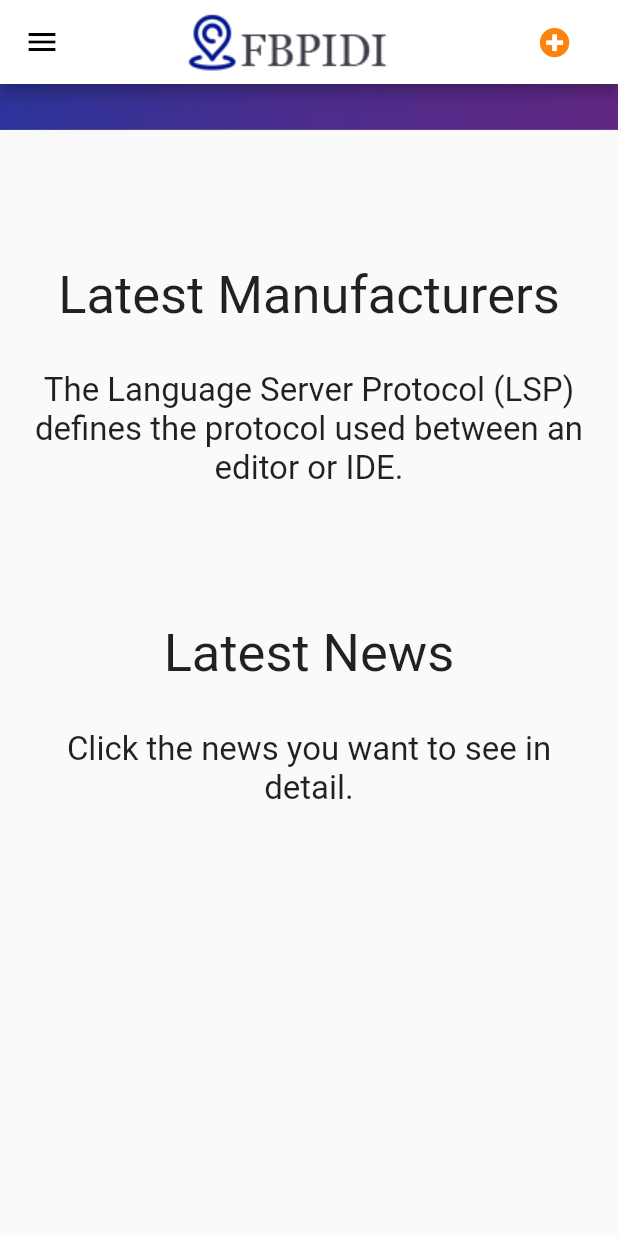
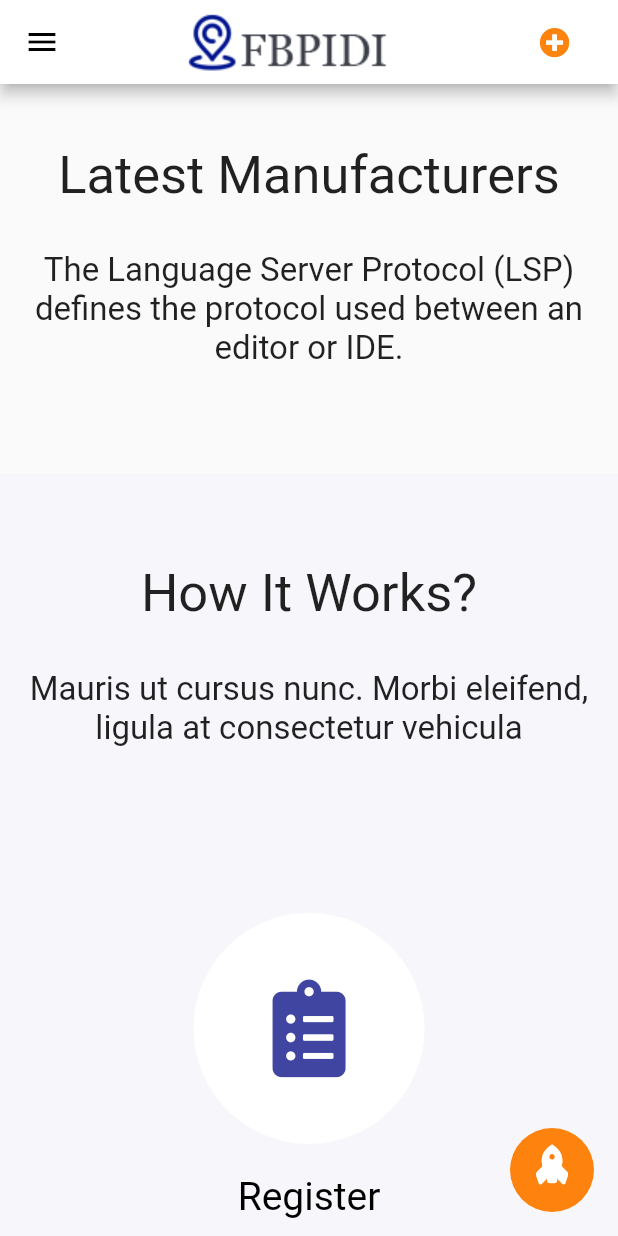
Before and after one commit to BekaHaile/fbpidi, a Flutter app: the screen it shows after launch, scrolled down 2304 dp, on a phone screen of 412 x 824 dp. Run offline on Flutter 3.47's test engine with Material 2 defaults, Android fonts, the phone set to English and light mode, and no system bars; our stand-ins replace font_awesome_flutter.

Commit message:
Done upto Subscribe button

```diff
--- a/lib/widgets/screens/home_page.dart
+++ b/lib/widgets/screens/home_page.dart
@@ -1,6 +1,7 @@
 import 'package:fbpidi/widgets/components/fbpidi_button.dart';
 import 'package:flutter/material.dart';
 import 'package:font_awesome_flutter/font_awesome_flutter.dart';
+import 'dart:math' as math;
 
 class HomePage extends StatefulWidget {
   @override
@@ -20,6 +21,10 @@ class _HomePageState extends State<HomePage> {
     'Gym',
     'Shop & Store',
   ];
+
+  final ScrollController _scrollController = ScrollController();
+
+  final dataKey = new GlobalKey();
 
   @override
   Widget build(BuildContext context) {
@@ -50,7 +55,8 @@ class _HomePageState extends State<HomePage> {
         ),
       ),
       body: SafeArea(
-        child: CustomScrollView(slivers: <Widget>[
+        child:
+            CustomScrollView(controller: _scrollController, slivers: <Widget>[
           SliverFixedExtentList(
             itemExtent: 50.0,
             delegate: SliverChildBuilderDelegate(
@@ -251,10 +257,10 @@ class _HomePageState extends State<HomePage> {
                           ],
                         ),
                       ),
-                      FbpidiButton(
-                        label: "Search Now",
-                        ratio: 0.8,
-                      ),
+                      // FbpidiButton(
+                      //   label: "Search Now",
+                      //   ratio: 0.8,
+                      // ),
                       Padding(
                         padding: const EdgeInsets.all(10.0),
                         child: Container(
@@ -288,27 +294,13 @@ class _HomePageState extends State<HomePage> {
             ),
           ),
           SliverFixedExtentList(
-              itemExtent: MediaQuery.of(context).size.height * 2.9,
+              itemExtent: MediaQuery.of(context).size.height * 5.9,
               delegate:
                   SliverChildBuilderDelegate((BuildContext context, int index) {
                 return Column(
                   children: [
-                    Padding(
-                      padding: EdgeInsets.only(top: 90),
-                      child: Text(
-                        "Latest Products",
-                        style: TextStyle(fontSize: 35),
-                      ),
-                    ),
-                    Padding(
-                      padding: EdgeInsets.only(
-                          top: 30, left: 15, right: 15, bottom: 90),
-                      child: Text(
-                        "The Language Server Protocol (LSP) defines the protocol used between an editor or IDE.",
-                        style: TextStyle(fontSize: 22),
-                        textAlign: TextAlign.center,
-                      ),
-                    ),
+                    titleAndBodyText("Latest Products",
+                        "The Language Server Protocol (LSP) defines the protocol used between an editor or IDE."),
                     Container(
                       height: 1200,
                       width: MediaQuery.of(context).size.width,
@@ -331,42 +323,59 @@ class _HomePageState extends State<HomePage> {
                             FontAwesomeIcons.smile, "Happy Customers", "0"),
                       ]),
                     ),
-                    Padding(
-                      padding: EdgeInsets.only(top: 90),
-                      child: Text(
-                        "Latest Manufacturers",
-                        style: TextStyle(fontSize: 35),
+                    titleAndBodyText("Latest Manufacturers",
+                        "The Language Server Protocol (LSP) defines the protocol used between an editor or IDE."),
+                    Container(
+                      color: Color.fromRGBO(247, 247, 251, 1),
+                      child: Column(
+                        children: [
+                          titleAndBodyText("How It Works?",
+                              "Mauris ut cursus nunc. Morbi eleifend, ligula at consectetur vehicula"),
+                          whiteCardWithIcon(
+                              FontAwesomeIcons.clipboardList,
+                              "Register",
+                              "You can register and get Unlimited Functionalities"),
+                          whiteCardWithIcon(
+                              FontAwesomeIcons.userShield,
+                              "Create Account",
+                              "You Can Create Account and Get Unlimited Functionalities"),
+                          whiteCardWithIcon(
+                              FontAwesomeIcons.clipboardCheck,
+                              "Add Products",
+                              "You Can Add your Products and comunicate with buyers"),
+                          whiteCardWithIcon(
+                              FontAwesomeIcons.handHoldingUsd,
+                              "Get Earnings",
+                              "You can register, add products,buy products and get Your earnings"),
+                          Container(
+                            height: 50,
+                          )
+                        ],
                       ),
                     ),
-                    Padding(
-                      padding: EdgeInsets.only(top: 30, left: 15, right: 15),
-                      child: Text(
-                        "The Language Server Protocol (LSP) defines the protocol used between an editor or IDE.",
-                        style: TextStyle(fontSize: 22),
-                        textAlign: TextAlign.center,
-                      ),
-                    ),
-                    Padding(
-                      padding: EdgeInsets.only(top: 90),
-                      child: Text(
-                        "Latest News",
-                        style: TextStyle(fontSize: 35),
-                      ),
-                    ),
-                    Padding(
-                      padding: EdgeInsets.only(
-                          top: 30, left: 15, right: 15, bottom: 90),
-                      child: Text(
-                        "Click the news you want to see in detail.",
-                        style: TextStyle(fontSize: 22),
-                        textAlign: TextAlign.center,
-                      ),
-                    ),
+                    titleAndBodyText("Latest Suppliers",
+                        "Mauris ut cursus nunc. Morbi eleifend, ligula at consectetur vehicula"),
+                    subscribeCard(),
                   ],
                 );
               }, childCount: 1)),
         ]),
       ),
+      floatingActionButton: FloatingActionButton(
+          elevation: 0.0,
+          child: Transform.rotate(
+              angle: -45 * math.pi / 180,
+              child: Icon(
+                FontAwesomeIcons.rocket,
+                size: 25,
+              )),
+          backgroundColor: Theme.of(context).buttonColor,
+          onPressed: () {
+            _scrollController.animateTo(
+                _scrollController.position.minScrollExtent,
+                duration: Duration(milliseconds: 500),
+                curve: Curves.fastOutSlowIn);
+          }),
     );
   }
 
@@ -453,11 +462,6 @@ class _HomePageState extends State<HomePage> {
             ],
           ),
         ),
-        Container(
-          width: MediaQuery.of(context).size.width,
-          height: 1,
-          color: Colors.grey,
-        ),
       ],
     );
   }
@@ -506,4 +510,147 @@ class _HomePageState extends State<HomePage> {
       ),
     );
   }
+
+  Widget titleAndBodyText(title, body) {
+    return Column(
+      children: [
+        Padding(
+          padding: EdgeInsets.only(top: 60),
+          child: Text(
+            title,
+            style: TextStyle(fontSize: 35),
+          ),
+        ),
+        Padding(
+          padding: EdgeInsets.only(top: 30, left: 15, right: 15, bottom: 70),
+          child: Text(
+            body,
+            style: TextStyle(fontSize: 22),
+            textAlign: TextAlign.center,
+          ),
+        )
+      ],
+    );
+  }
+
+  Widget whiteCardWithIcon(icon, name, content) {
+    return Padding(
+      padding: EdgeInsets.only(left: 10, right: 10, top: 40),
+      child: Column(
+        mainAxisAlignment: MainAxisAlignment.center,
+        children: [
+          Container(
+            height: 154,
+            width: 154,
+            decoration:
+                BoxDecoration(color: Colors.white, shape: BoxShape.circle),
+            child: Icon(
+              icon,
+              color: Color.fromRGBO(63, 69, 161, 1),
+              size: 65,
+            ),
+          ),
+          Padding(
+            padding: EdgeInsets.only(top: 20),
+            child: Text(name,
+                style: TextStyle(
+                  fontSize: 26,
+                  color: Colors.black,
+                )),
+          ),
+          Padding(
+            padding: EdgeInsets.only(top: 20),
+            child: Text(
+              content,
+              style: TextStyle(
+                fontSize: 19,
+                color: Colors.black45,
+              ),
+              textAlign: TextAlign.center,
+            ),
+          )
+        ],
+      ),
+    );
+  }
+
+  Widget subscribeCard() {
+    return Container(
+      height: 400,
+      width: MediaQuery.of(context).size.width,
+      alignment: Alignment.center,
+      decoration: BoxDecoration(
+        gradient: LinearGradient(
+          colors: [
+            Color.fromRGBO(44, 52, 155, 1),
+            Color.fromRGBO(76, 45, 141, 1),
+            Color.fromRGBO(97, 39, 131, 1),
+          ],
+        ),
+      ),
+      child: Column(children: [
+        Padding(
+          padding: EdgeInsets.only(top: 60),
+          child: Text(
+            "Subscribe",
+            style: TextStyle(fontSize: 35, color: Colors.white),
+          ),
+        ),
+        Padding(
+          padding: EdgeInsets.only(top: 30, left: 15, right: 15, bottom: 30),
+          child: Text(
+            "It is a long established fact that a reader will be distracted by the readable.",
+            style: TextStyle(fontSize: 22, color: Colors.white),
+            textAlign: TextAlign.center,
+          ),
+        ),
+        Padding(
+          padding: const EdgeInsets.all(8.0),
+          child: Row(
+            children: [
+              Container(
+                width: MediaQuery.of(context).size.width * 0.55,
+                child: TextField(
+                  decoration: InputDecoration(
+                    border: OutlineInputBorder(
+                      borderRadius: const BorderRadius.all(
+                        const Radius.circular(3.0),
+                      ),
+                    ),
+                    filled: true,
+                    hintStyle:
+                        TextStyle(color: Colors.grey[500], fontSize: 18.0),
+                    hintText: "Enter Your Email",
+                    fillColor: Colors.white,
+                  ),
+                ),
+              ),
+              Container(
+                width: MediaQuery.of(context).size.width * 0.4,
+                height: 60.0,
+                child: SizedBox.expand(
+                  child: RaisedButton(
+                    key: Key('raised'),
+                    shape: RoundedRectangleBorder(
+                      borderRadius: new BorderRadius.circular(3.0),
+                    ),
+                    onPressed: () {},
+                    child: Text(
+                      "Subscribe",
+                      style: TextStyle(
+                          fontSize: 18,
+                          fontWeight: FontWeight.bold,
+                          color: Colors.white),
+                    ),
+                    color: Theme.of(context).highlightColor,
+                    disabledColor: Theme.of(context).disabledColor,
+                  ),
+                ),
+              ),
+            ],
+          ),
+        ),
+      ]),
+    );
+  }
 }
--- a/pubspec.yaml
+++ b/pubspec.yaml
@@ -29,6 +29,7 @@ dependencies:
   # Use with the CupertinoIcons class for iOS style icons.
   cupertino_icons: ^1.0.0
   font_awesome_flutter: ^8.11.0
+  flutter_svg: ^0.19.2+1
 
 dev_dependencies:
   flutter_test:
```
